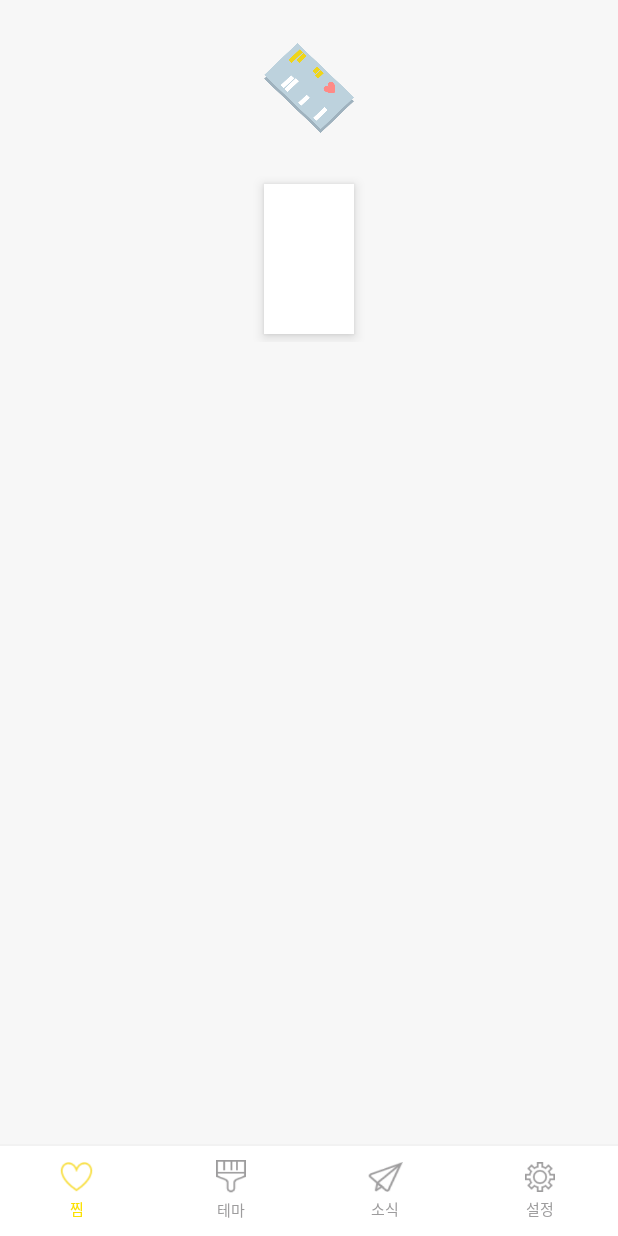
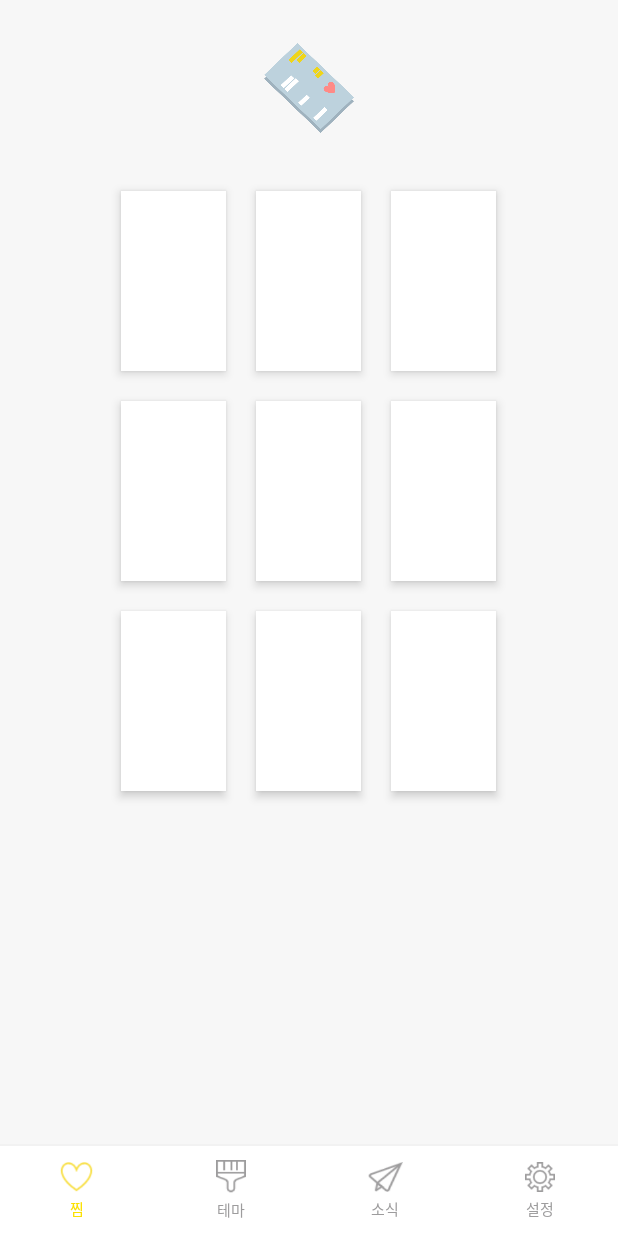
Before and after one commit to bqlab/ThemeLab, an Android app: the MainActivity screen opened directly, with no data from a screen before it, after a tap on an icon or button, on a phone screen of 412 x 824 dp. Run offline under Robolectric (Android 15) with nearby library versions, the phone set to English and light mode, and no system bars.

Commit message:
patch-180817
 - 찜레이아웃 디자인 끝

```diff
--- a/app/src/main/res/layout/layout_my.xml
+++ b/app/src/main/res/layout/layout_my.xml
@@ -17,7 +17,8 @@
             <ImageView
                 android:layout_width="60dp"
                 android:layout_height="60dp"
-                android:background="@drawable/themelab_logo" />
+                android:background="@drawable/themelab_logo"
+                android:contentDescription="@string/app_no_data" />
         </LinearLayout>
 
         <LinearLayout
@@ -34,11 +35,95 @@
 
                 <Button
                     style="@style/Widget.AppCompat.Button.Borderless"
-                    android:layout_width="60dp"
-                    android:layout_height="100dp"
-                    android:layout_margin="5dp"
+                    android:layout_width="70dp"
+                    android:layout_height="120dp"
+                    android:layout_margin="10dp"
+                    android:layout_marginEnd="10dp"
                     android:background="@color/colorWhite"
-                    android:elevation="5dp" />
+                    android:elevation="4dp" />
+
+                <Button
+                    style="@style/Widget.AppCompat.Button.Borderless"
+                    android:layout_width="70dp"
+                    android:layout_height="120dp"
+                    android:layout_margin="10dp"
+                    android:layout_marginEnd="10dp"
+                    android:background="@color/colorWhite"
+                    android:elevation="4dp" />
+
+                <Button
+                    style="@style/Widget.AppCompat.Button.Borderless"
+                    android:layout_width="70dp"
+                    android:layout_height="120dp"
+                    android:layout_margin="10dp"
+                    android:background="@color/colorWhite"
+                    android:elevation="4dp" />
+            </LinearLayout>
+
+            <LinearLayout
+                android:layout_width="match_parent"
+                android:layout_height="wrap_content"
+                android:gravity="center"
+                android:orientation="horizontal">
+
+                <Button
+                    style="@style/Widget.AppCompat.Button.Borderless"
+                    android:layout_width="70dp"
+                    android:layout_height="120dp"
+                    android:layout_margin="10dp"
+                    android:layout_marginEnd="10dp"
+                    android:background="@color/colorWhite"
+                    android:elevation="4dp" />
+
+                <Button
+                    style="@style/Widget.AppCompat.Button.Borderless"
+                    android:layout_width="70dp"
+                    android:layout_height="120dp"
+                    android:layout_margin="10dp"
+                    android:layout_marginEnd="10dp"
+                    android:background="@color/colorWhite"
+                    android:elevation="4dp" />
+
+                <Button
+                    style="@style/Widget.AppCompat.Button.Borderless"
+                    android:layout_width="70dp"
+                    android:layout_height="120dp"
+                    android:layout_margin="10dp"
+                    android:background="@color/colorWhite"
+                    android:elevation="4dp" />
+            </LinearLayout>
+
+            <LinearLayout
+                android:layout_width="match_parent"
+                android:layout_height="wrap_content"
+                android:gravity="center"
+                android:orientation="horizontal">
+
+                <Button
+                    style="@style/Widget.AppCompat.Button.Borderless"
+                    android:layout_width="70dp"
+                    android:layout_height="120dp"
+                    android:layout_margin="10dp"
+                    android:layout_marginEnd="10dp"
+                    android:background="@color/colorWhite"
+                    android:elevation="4dp" />
+
+                <Button
+                    style="@style/Widget.AppCompat.Button.Borderless"
+                    android:layout_width="70dp"
+                    android:layout_height="120dp"
+                    android:layout_margin="10dp"
+                    android:layout_marginEnd="10dp"
+                    android:background="@color/colorWhite"
+                    android:elevation="4dp" />
+
+                <Button
+                    style="@style/Widget.AppCompat.Button.Borderless"
+                    android:layout_width="70dp"
+                    android:layout_height="120dp"
+                    android:layout_margin="10dp"
+                    android:background="@color/colorWhite"
+                    android:elevation="4dp" />
             </LinearLayout>
         </LinearLayout>
 
```
